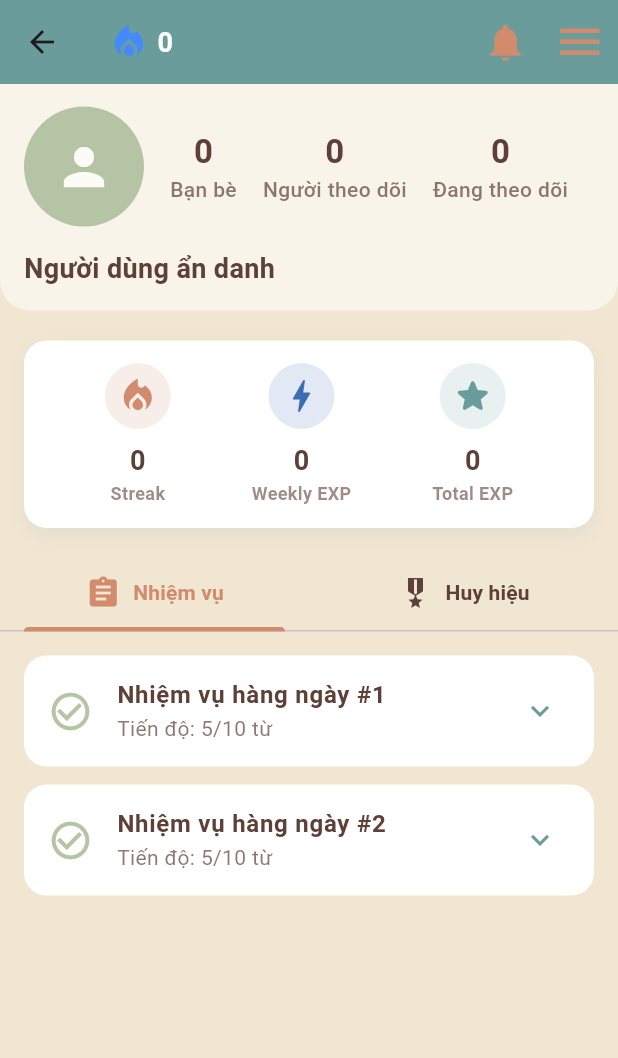
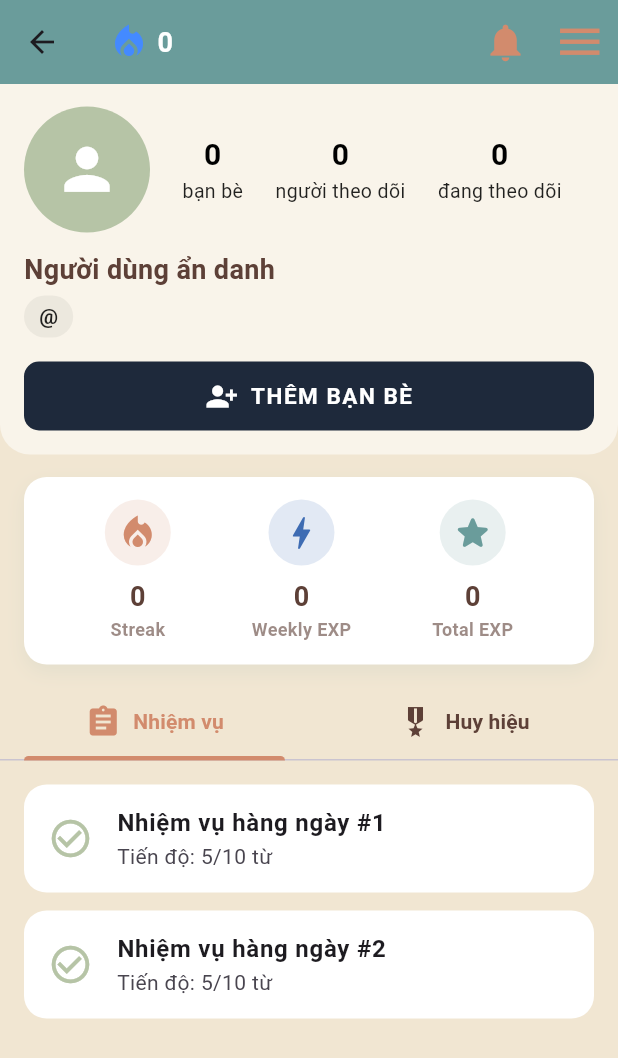
Before and after one commit to nkhanh05/ai-english-app-interface, a Flutter app: the PersonalProfilePage screen opened directly with empty values, on a phone screen of 412 x 824 dp. Shown: the top 1058 px of the screen. Run offline on Flutter 3.47's test engine with Material 3 defaults, Android fonts, the phone set to English and light mode, and no system bars; our stand-ins replace cached_network_image, flutter_tts, supabase_flutter; missing offline and left inert: dart:ffi, ultralytics_yolo; accounts and stored records are empty; network calls fail.

Commit message:
cập nhật

```diff
--- /dev/null
+++ b/devtools_options.yaml
@@ -0,0 +1,3 @@
+description: This file stores settings for Dart & Flutter DevTools.
+documentation: https://docs.flutter.dev/tools/devtools/extensions#configure-extension-enablement-states
+extensions:
--- a/lib/personal_profile.dart
+++ b/lib/personal_profile.dart
@@ -1,48 +1,46 @@
 import 'package:flutter/material.dart';
 import '/models/user/Student.dart';
-// Đảm bảo đường dẫn này trỏ đúng đến file constants.dart của bạn
 import 'shared_widgets/constants.dart';
 import '/service/StudentService.dart';
 import '/shared_widgets/shared_appbar.dart';
 import '/shared_widgets/shared_endDrawer.dart';
+import 'relationship_detail.dart';
+import 'edit_profile_page.dart';
 
 class PersonalProfilePage extends StatefulWidget {
   final Student student;
+  final bool isMe; // BIẾN QUAN TRỌNG: Xác định đây có phải trang của bản thân không
 
-  const PersonalProfilePage({super.key, required this.student});
+  const PersonalProfilePage({
+    super.key,
+    required this.student,
+    this.isMe = false, // Mặc định là false (Trang của người khác)
+  });
 
   @override
   State<PersonalProfilePage> createState() => _PersonalProfilePageState();
 }
 
 class _PersonalProfilePageState extends State<PersonalProfilePage> {
-  // 1. Khởi tạo các danh sách rỗng
   List<Student> friends = [];
   List<Student> followers = [];
   List<Student> following = [];
-
-  // Biến để hiển thị vòng xoay loading trong lúc chờ lấy data
   bool isLoading = true;
 
   @override
   void initState() {
     super.initState();
-    // 2. Gọi hàm lấy dữ liệu ngay khi màn hình vừa được tạo
     _loadRelationships();
   }
 
   Future<void> _loadRelationships() async {
-    // 3. Dùng widget.student.userID để lấy ID
     final int userId = widget.student.userID;
-
-    // Chạy song song 3 API để tiết kiệm thời gian chờ
     final results = await Future.wait([
       StudentService.getFriends(userId),
       StudentService.getFollowers(userId),
       StudentService.getFollowing(userId),
     ]);
 
-    // 4. Cập nhật state để UI render lại với số liệu mới
     if (mounted) {
       setState(() {
         friends = results[0];
@@ -53,52 +51,105 @@ class _PersonalProfilePageState extends State<PersonalProfilePage> {
     }
   }
 
+  // --- HÀM HIỂN THỊ HỘP THOẠI TÌM KIẾM ---
+  void _showSearchDialog() {
+    final TextEditingController searchController = TextEditingController();
+    showDialog(
+      context: context,
+      builder: (context) {
+        return AlertDialog(
+          shape: RoundedRectangleBorder(borderRadius: BorderRadius.circular(15)),
+          title: const Text("Thêm bạn bè", style: TextStyle(fontWeight: FontWeight.bold)),
+          content: TextField(
+            controller: searchController,
+            decoration: InputDecoration(
+              hintText: "Nhập username (vd: khanh05)",
+              prefixIcon: const Icon(Icons.search),
+              border: OutlineInputBorder(borderRadius: BorderRadius.circular(10)),
+              contentPadding: const EdgeInsets.symmetric(vertical: 0),
+            ),
+          ),
+          actions: [
+            TextButton(
+              onPressed: () => Navigator.pop(context),
+              child: const Text("Hủy", style: TextStyle(color: Colors.grey)),
+            ),
+            ElevatedButton(
+              style: ElevatedButton.styleFrom(backgroundColor: colorOrange),
+              onPressed: () async {
+                final username = searchController.text.trim();
+                if (username.isNotEmpty) {
+                  Navigator.pop(context); // Đóng dialog ngay lập tức
+
+                  // Gọi API Tìm kiếm
+                  final foundUser = await StudentService.searchByUsername(username);
+
+                  if (foundUser != null && mounted) {
+                    // TÌM THẤY: Chuyển sang trang cá nhân của người đó (isMe = false)
+                    Navigator.push(
+                      context,
+                      MaterialPageRoute(
+                        builder: (context) => PersonalProfilePage(
+                          student: foundUser,
+                          isMe: foundUser.userID == widget.student.userID, // Nếu tự tìm chính mình
+                        ),
+                      ),
+                    );
+                  } else if (mounted) {
+                    // KHÔNG TÌM THẤY: Báo lỗi
+                    ScaffoldMessenger.of(context).showSnackBar(
+                      const SnackBar(
+                        content: Text("Không tìm thấy người dùng này!"),
+                        backgroundColor: Colors.red,
+                        duration: Duration(seconds: 2),
+                      ),
+                    );
+                  }
+                }
+              },
+              child: const Text("Tìm kiếm"),
+            ),
+          ],
+        );
+      },
+    );
+  }
+
   @override
   Widget build(BuildContext context) {
     return Scaffold(
-      backgroundColor: colorBeige, // Nền beige tổng thể
-      appBar: const CustomAppBar(showBackButton: true), // AppBar dùng chung
-      endDrawer: const CustomEndDrawer(), // Menu trượt dùng chung
+      backgroundColor: colorBeige,
+      appBar: const CustomAppBar(showBackButton: true),
+      endDrawer: const CustomEndDrawer(),
       body: DefaultTabController(
         length: 2,
         child: Column(
           children: [
-            // 1. PHẦN ĐẦU: AVATAR, FOLLOWERS, FOLLOWING
+            // 1. PHẦN ĐẦU TÙY CHỈNH THEO HÌNH 1 & 2
             Container(
-              padding: const EdgeInsets.symmetric(
-                horizontal: 16.0,
-                vertical: 15.0,
-              ),
+              padding: const EdgeInsets.symmetric(horizontal: 16.0, vertical: 15.0),
               decoration: const BoxDecoration(
-                color:
-                    Colors.white54, // Nền trắng mờ để tách biệt với nền beige
+                color: Colors.white54,
                 borderRadius: BorderRadius.only(
                   bottomLeft: Radius.circular(20),
                   bottomRight: Radius.circular(20),
                 ),
               ),
               child: Column(
+                crossAxisAlignment: CrossAxisAlignment.start,
                 children: [
+                  // Avatar và Chỉ số
                   Row(
                     mainAxisAlignment: MainAxisAlignment.spaceBetween,
                     children: [
                       CircleAvatar(
-                        radius: 40,
-                        backgroundColor:
-                            colorGreen, // Nền avatar xanh lá pastel
-                        backgroundImage:
-                            widget.student.avatarUrl != null &&
-                                widget.student.avatarUrl!.isNotEmpty
+                        radius: 42,
+                        backgroundColor: colorGreen,
+                        backgroundImage: widget.student.avatarUrl?.isNotEmpty == true
                             ? NetworkImage(widget.student.avatarUrl!)
                             : null,
-                        child:
-                            (widget.student.avatarUrl == null ||
-                                widget.student.avatarUrl!.isEmpty)
-                            ? const Icon(
-                                Icons.person,
-                                size: 40,
-                                color: colorLightText,
-                              )
+                        child: widget.student.avatarUrl?.isEmpty ?? true
+                            ? const Icon(Icons.person, size: 45, color: Colors.white)
                             : null,
                       ),
                       Expanded(
@@ -106,52 +157,111 @@ class _PersonalProfilePageState extends State<PersonalProfilePage> {
                           mainAxisAlignment: MainAxisAlignment.spaceEvenly,
                           children: [
                             InkWell(
-                              onTap: () => print("Mở danh sách Bạn bè"),
-                              child: _buildProfileStat(
-                                friends.length.toString(),
-                                "Bạn bè",
-                              ),
+                              onTap: () => _goToDetail(0),
+                              child: _buildProfileStat(friends.length.toString(), "bạn bè"),
                             ),
                             InkWell(
-                              onTap: () => print("Mở danh sách Người theo dõi"),
-                              child: _buildProfileStat(
-                                followers.length.toString(),
-                                "Người theo dõi",
-                              ),
+                              onTap: () => _goToDetail(1),
+                              child: _buildProfileStat(followers.length.toString(), "người theo dõi"),
                             ),
                             InkWell(
-                              onTap: () => print("Mở danh sách Đang theo dõi"),
-                              child: _buildProfileStat(
-                                following.length.toString(),
-                                "Đang theo dõi",
-                              ),
+                              onTap: () => _goToDetail(2),
+                              child: _buildProfileStat(following.length.toString(), "đang theo dõi"),
                             ),
                           ],
                         ),
                       ),
                     ],
                   ),
+                  const SizedBox(height: 12),
+
+                  // Tên và Username (Giao diện giống Hình 1)
+                  Text(
+                    widget.student.fullName.isNotEmpty ? widget.student.fullName : "Người dùng ẩn danh",
+                    style: const TextStyle(fontWeight: FontWeight.bold, fontSize: 18, color: colorBrownText),
+                  ),
+                  const SizedBox(height: 4),
+                  Container(
+                    padding: const EdgeInsets.symmetric(horizontal: 10, vertical: 4),
+                    decoration: BoxDecoration(
+                      color: Colors.black.withOpacity(0.05),
+                      borderRadius: BorderRadius.circular(15),
+                    ),
+                    child: Text(
+                      "@${widget.student.username}",
+                      style: const TextStyle(fontWeight: FontWeight.w600, color: Colors.black87),
+                    ),
+                  ),
                   const SizedBox(height: 15),
-                  Align(
-                    alignment: Alignment.centerLeft,
-                    child: Text(
-                      widget.student.fullName.isNotEmpty
-                          ? widget.student.fullName
-                          : "Người dùng ẩn danh",
-                      style: const TextStyle(
-                        fontWeight: FontWeight.bold,
-                        fontSize: 18,
-                        color: colorBrownText, // Tên màu nâu trầm
+
+                  // NÚT BẤM (Phân tách Trang Tôi vs Trang Người Khác)
+                  if (widget.isMe)
+                    Row(
+                      children: [
+                        Expanded(
+                          child: ElevatedButton(
+                            onPressed: () {
+                              Navigator.push(
+                                context,
+                                MaterialPageRoute(
+                                  // Truyền thẳng dữ liệu student hiện tại sang trang Edit
+                                  builder: (context) => EditProfilePage(student: widget.student),
+                                ),
+                              );
+                            },
+                            style: ElevatedButton.styleFrom(
+                              backgroundColor: Colors.grey.shade300,
+                              foregroundColor: Colors.black,
+                              elevation: 0,
+                              shape: RoundedRectangleBorder(borderRadius: BorderRadius.circular(8)),
+                            ),
+                            child: const Text("Chỉnh sửa", style: TextStyle(fontWeight: FontWeight.bold)),
+                          ),
+                        ),
+                        const SizedBox(width: 8),
+                        Container(
+                          decoration: BoxDecoration(
+                            color: Colors.grey.shade300,
+                            borderRadius: BorderRadius.circular(8),
+                          ),
+                          child: IconButton(
+                            icon: const Icon(Icons.person_add_alt_1, color: Colors.black),
+                            onPressed: _showSearchDialog, // Bấm để mở bảng tìm kiếm
+                          ),
+                        ),
+                      ],
+                    )
+                  else
+                    SizedBox(
+                      width: double.infinity,
+                      child: ElevatedButton.icon(
+                        onPressed: () {
+                          // API Thêm bạn bè ở đây
+                          ScaffoldMessenger.of(context).showSnackBar(
+                            const SnackBar(content: Text("Đã gửi lời mời kết bạn!"))
+                          );
+                        },
+                        style: ElevatedButton.styleFrom(
+                          backgroundColor: const Color(0xFF1E293B), // Màu xanh đen đậm giống hình 2
+                          foregroundColor: Colors.white,
+                          padding: const EdgeInsets.symmetric(vertical: 12),
+                          shape: RoundedRectangleBorder(borderRadius: BorderRadius.circular(10)),
+                          elevation: 0,
+                        ),
+                        icon: const Icon(Icons.person_add_alt_1, size: 22),
+                        label: const Text(
+                          "THÊM BẠN BÈ",
+                          style: TextStyle(fontSize: 15, fontWeight: FontWeight.bold, letterSpacing: 1.0),
+                        ),
                       ),
                     ),
-                  ),
                 ],
               ),
             ),
 
-            const SizedBox(height: 20),
+            const SizedBox(height: 15),
 
-            // 2. PHẦN GIỮA: STREAK, WEEKLY EXP, TOTAL EXP
+            // 2. PHẦN GIỮA: STREAK, WEEKLY EXP, TOTAL EXP (Giữ nguyên của bạn)
             Padding(
               padding: const EdgeInsets.symmetric(horizontal: 16.0),
               child: Container(
@@ -160,77 +270,32 @@ class _PersonalProfilePageState extends State<PersonalProfilePage> {
                   color: Colors.white,
                   borderRadius: BorderRadius.circular(15),
                   boxShadow: [
-                    BoxShadow(
-                      color: colorTeal.withOpacity(0.1),
-                      blurRadius: 10,
-                      offset: const Offset(0, 5),
-                    ),
+                    BoxShadow(color: colorTeal.withOpacity(0.1), blurRadius: 10, offset: const Offset(0, 5)),
                   ],
                 ),
                 child: Row(
                   mainAxisAlignment: MainAxisAlignment.spaceEvenly,
                   children: [
-                    _buildGameStat(
-                      Icons.local_fire_department,
-                      colorOrange, // Lửa màu cam
-                      widget.student.streak.toString(),
-                      "Streak",
-                    ),
-                    _buildGameStat(
-                      Icons.bolt,
-                      colorNavy, // Tia chớp màu navy
-                      widget.student.weeklyExp.toString(),
-                      "Weekly EXP",
-                    ),
-                    _buildGameStat(
-                      Icons.star_rounded,
-                      colorTeal, // Sao màu teal
-                      widget.student.totalExp.toString(),
-                      "Total EXP",
-                    ),
+                    _buildGameStat(Icons.local_fire_department, colorOrange, widget.student.streak.toString(), "Streak"),
+                    _buildGameStat(Icons.bolt, colorNavy, widget.student.weeklyExp.toString(), "Weekly EXP"),
+                    _buildGameStat(Icons.star_rounded, colorTeal, widget.student.totalExp.toString(), "Total EXP"),
                   ],
                 ),
               ),
             ),
-            const SizedBox(height: 20),
+            const SizedBox(height: 15),
 
-            // 3. PHẦN CUỐI: TAB BAR VÀ DANH SÁCH
+            // 3. TAB BAR VÀ DANH SÁCH (Giữ nguyên của bạn)
             const TabBar(
-              indicatorColor: colorOrange, // Gạch chân tab màu cam
-              labelColor: colorOrange, // Text tab đang chọn màu cam
-              unselectedLabelColor:
-                  colorBrownText, // Text tab không chọn màu nâu
+              indicatorColor: colorOrange,
+              labelColor: colorOrange,
+              unselectedLabelColor: colorBrownText,
               indicatorWeight: 3,
               tabs: [
-                Tab(
-                  child: Row(
-                    mainAxisAlignment: MainAxisAlignment.center,
-                    children: [
-                      Icon(Icons.assignment),
-                      SizedBox(width: 8),
-                      Text(
-                        "Nhiệm vụ",
-                        style: TextStyle(fontWeight: FontWeight.bold),
-                      ),
-                    ],
-                  ),
-                ),
-                Tab(
-                  child: Row(
-                    mainAxisAlignment: MainAxisAlignment.center,
-                    children: [
-                      Icon(Icons.military_tech),
-                      SizedBox(width: 8),
-                      Text(
-                        "Huy hiệu",
-                        style: TextStyle(fontWeight: FontWeight.bold),
-                      ),
-                    ],
-                  ),
-                ),
+                Tab(child: Row(mainAxisAlignment: MainAxisAlignment.center, children: [Icon(Icons.assignment), SizedBox(width: 8), Text("Nhiệm vụ", style: TextStyle(fontWeight: FontWeight.bold))])),
+                Tab(child: Row(mainAxisAlignment: MainAxisAlignment.center, children: [Icon(Icons.military_tech), SizedBox(width: 8), Text("Huy hiệu", style: TextStyle(fontWeight: FontWeight.bold))])),
               ],
             ),
-
             Expanded(
               child: TabBarView(
                 children: [_buildMissionList(), _buildBadgeList()],
@@ -242,64 +307,41 @@ class _PersonalProfilePageState extends State<PersonalProfilePage> {
     );
   }
 
+  // Hàm hỗ trợ chuyển trang Relationship
+  void _goToDetail(int index) {
+    Navigator.push(
+      context,
+      MaterialPageRoute(
+        builder: (context) => RelationshipDetailPage(
+          studentId: widget.student.userID,
+          initialIndex: index,
+        ),
+      ),
+    );
+  }
+
   Widget _buildProfileStat(String count, String label) {
     return Column(
       mainAxisSize: MainAxisSize.min,
       children: [
-        Text(
-          count,
-          style: const TextStyle(
-            fontSize: 22,
-            fontWeight: FontWeight.bold,
-            color: colorBrownText,
-          ),
-        ),
-        Text(
-          label,
-          style: TextStyle(
-            fontSize: 14,
-            color: colorBrownText.withOpacity(0.7),
-            fontWeight: FontWeight.w500,
-          ),
-        ),
+        Text(count, style: const TextStyle(fontSize: 20, fontWeight: FontWeight.bold, color: Colors.black)),
+        Text(label, style: const TextStyle(fontSize: 13, color: Colors.black87, fontWeight: FontWeight.w400)),
       ],
     );
   }
 
-  Widget _buildGameStat(
-    IconData icon,
-    Color iconColor,
-    String value,
-    String label,
-  ) {
+  Widget _buildGameStat(IconData icon, Color iconColor, String value, String label) {
     return Column(
       mainAxisSize: MainAxisSize.min,
       children: [
         Container(
           padding: const EdgeInsets.all(8),
-          decoration: BoxDecoration(
-            color: iconColor.withOpacity(0.15),
-            shape: BoxShape.circle,
-          ),
+          decoration: BoxDecoration(color: iconColor.withOpacity(0.15), shape: BoxShape.circle),
           child: Icon(icon, color: iconColor, size: 28),
         ),
         const SizedBox(height: 8),
-        Text(
-          value,
-          style: const TextStyle(
-            fontSize: 18,
-            fontWeight: FontWeight.bold,
-            color: colorBrownText,
-          ),
-        ),
-        Text(
-          label,
-          style: TextStyle(
-            fontSize: 12,
-            color: colorBrownText.withOpacity(0.6),
-            fontWeight: FontWeight.w600,
-          ),
-        ),
+        Text(value, style: const TextStyle(fontSize: 18, fontWeight: FontWeight.bold, color: colorBrownText)),
+        Text(label, style: TextStyle(fontSize: 12, color: colorBrownText.withOpacity(0.6), fontWeight: FontWeight.w600)),
       ],
     );
   }
@@ -312,56 +354,12 @@ class _PersonalProfilePageState extends State<PersonalProfilePage> {
         return Card(
           elevation: 0,
           margin: const EdgeInsets.only(bottom: 12),
-          shape: RoundedRectangleBorder(
-            borderRadius: BorderRadius.circular(15),
-          ),
+          shape: RoundedRectangleBorder(borderRadius: BorderRadius.circular(15)),
           color: Colors.white,
-          child: ExpansionTile(
-            collapsedIconColor: colorTeal,
-            iconColor: colorOrange,
-            leading: const Icon(
-              Icons.check_circle_outline,
-              color: colorGreen,
-              size: 30,
-            ),
-            title: Text(
-              "Nhiệm vụ hàng ngày #${index + 1}",
-              style: const TextStyle(
-                fontWeight: FontWeight.bold,
-                color: colorBrownText,
-              ),
-            ),
-            subtitle: Text(
-              "Tiến độ: 5/10 từ",
-              style: TextStyle(color: colorBrownText.withOpacity(0.7)),
-            ),
-            childrenPadding: const EdgeInsets.only(
-              left: 20,
-              right: 20,
-              bottom: 20,
-            ),
-            children: [
-              Align(
-                alignment: Alignment.centerLeft,
-                child: Text(
-                  "Chi tiết: Bạn cần hoàn thành việc ôn tập 10 từ vựng mới trong hôm nay.",
-                  style: TextStyle(
-                    color: colorBrownText.withOpacity(0.8),
-                    height: 1.5,
-                  ),
-                ),
-              ),
-              const SizedBox(height: 15),
-              ClipRRect(
-                borderRadius: BorderRadius.circular(10),
-                child: LinearProgressIndicator(
-                  value: 0.5,
-                  minHeight: 8,
-                  backgroundColor: colorBeige,
-                  color: colorTeal,
-                ),
-              ),
-            ],
+          child: ListTile(
+            leading: const Icon(Icons.check_circle_outline, color: colorGreen, size: 30),
+            title: Text("Nhiệm vụ hàng ngày #${index + 1}", style: const TextStyle(fontWeight: FontWeight.bold)),
+            subtitle: const Text("Tiến độ: 5/10 từ"),
           ),
         );
       },
@@ -376,42 +374,12 @@ class _PersonalProfilePageState extends State<PersonalProfilePage> {
         return Card(
           elevation: 0,
           margin: const EdgeInsets.only(bottom: 12),
-          shape: RoundedRectangleBorder(
-            borderRadius: BorderRadius.circular(15),
-          ),
+          shape: RoundedRectangleBorder(borderRadius: BorderRadius.circular(15)),
           color: Colors.white,
-          child: ExpansionTile(
-            collapsedIconColor: colorTeal,
-            iconColor: colorOrange,
+          child: ListTile(
             leading: const Icon(Icons.shield, color: colorOrange, size: 35),
-            title: Text(
-              "Huy hiệu Chiến binh #${index + 1}",
-              style: const TextStyle(
-                fontWeight: FontWeight.bold,
-                color: colorBrownText,
-              ),
-            ),
-            subtitle: Text(
-              "Loại: Streak Badge",
-              style: TextStyle(color: colorBrownText.withOpacity(0.7)),
-            ),
-            childrenPadding: const EdgeInsets.only(
-              left: 20,
-              right: 20,
-              bottom: 20,
-            ),
-            children: [
-              Align(
-                alignment: Alignment.centerLeft,
-                child: Text(
-                  "Chi tiết: Đạt được khi bạn duy trì chuỗi học tập đều đặn mỗi ngày.",
-                  style: TextStyle(
-                    color: colorBrownText.withOpacity(0.8),
-                    height: 1.5,
-                  ),
-                ),
-              ),
-            ],
+            title: Text("Huy hiệu Chiến binh #${index + 1}", style: const TextStyle(fontWeight: FontWeight.bold)),
+            subtitle: const Text("Loại: Streak Badge"),
           ),
         );
       },
```
Also changed, not shown: lib/service/StudentService.dart (+31 -0 lines).
